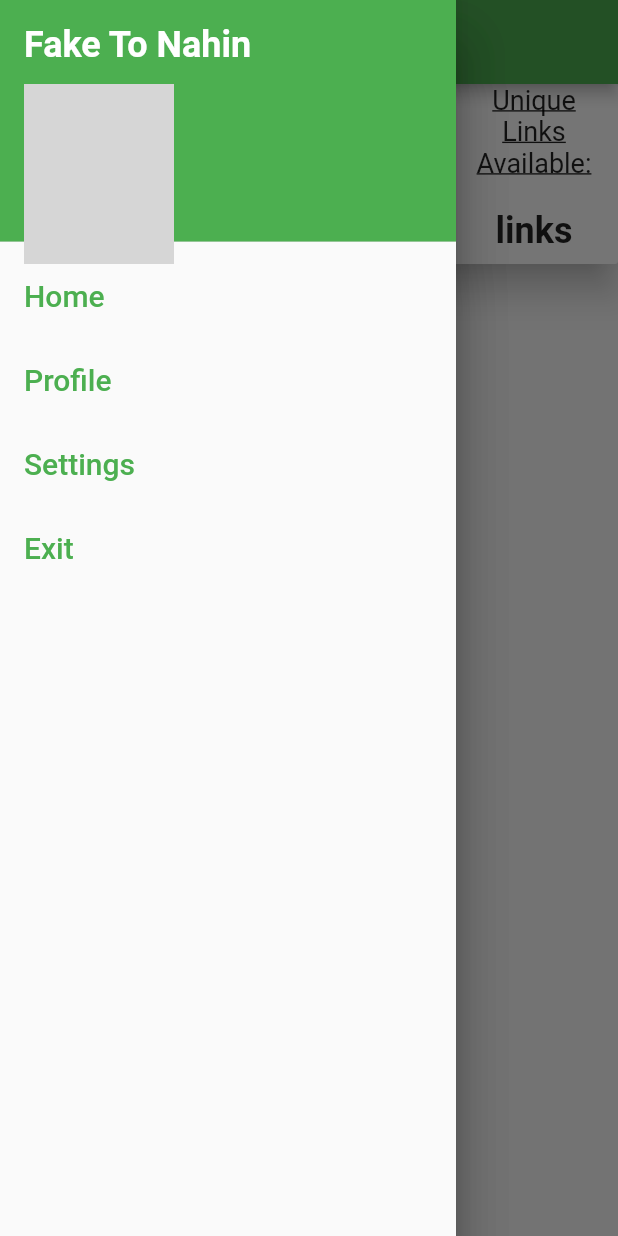
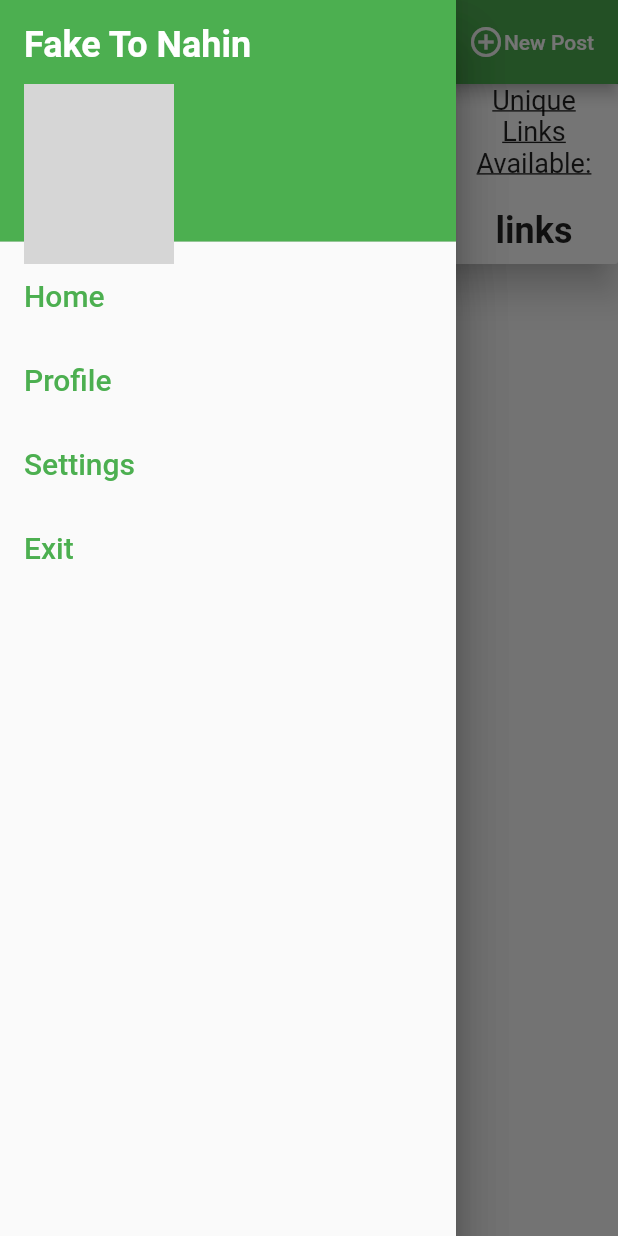
Before and after one commit to nilayostwal999/fake_to_nahin, a Flutter app: the HomeScreen screen opened by its route, with the side drawer open, on a phone screen of 412 x 824 dp. Run offline on Flutter 3.47's test engine with Material 2 defaults, Android fonts, the phone set to English and light mode, and no system bars; network calls fail; grey boxes are pictures that could not be loaded.

Commit message:
few changes done

```diff
--- a/lib/screen/HomeScreen.dart
+++ b/lib/screen/HomeScreen.dart
@@ -13,7 +13,20 @@ class _HomeScreenState extends State<HomeScreen> {
     return Scaffold(
       drawer: Drawer(child: drew.Drawer_button(),),
       appBar: AppBar(
-        title: Text('Fake To Nahin'),
+        title: Text('Fake To Nahin',style: TextStyle(fontSize:25,fontWeight:FontWeight.bold),),
+        actions: [
+          RaisedButton(
+            splashColor: Colors.green[300],
+            color: Colors.green,
+            onPressed:(){},
+            child: Row(
+              children:[
+                Icon(Icons.add_circle_outline,color: Colors.white,),
+                Text('New Post',style: TextStyle(color:Colors.white),)
+              ]
+            ),
+          )
+        ],
       ),
       body: SizedBox(
         height: 120,
@@ -40,12 +53,14 @@ class _HomeScreenState extends State<HomeScreen> {
                 mainAxisAlignment: MainAxisAlignment.spaceEvenly,
                 children: [
                   Row(children: [
-                    Text(
-                      "heading",
+                    RichText(
+                      text:TextSpan(text:"heading",
                       style: TextStyle(
+                        color: Colors.black,
                           fontWeight: FontWeight.w600,
                           fontSize: 24.0,
                           decoration: TextDecoration.underline),
+                      )
                     )
                   ]),
                   Row(
```
Also changed, not shown: lib/screen/newsview.dart (+42 -5 lines).
